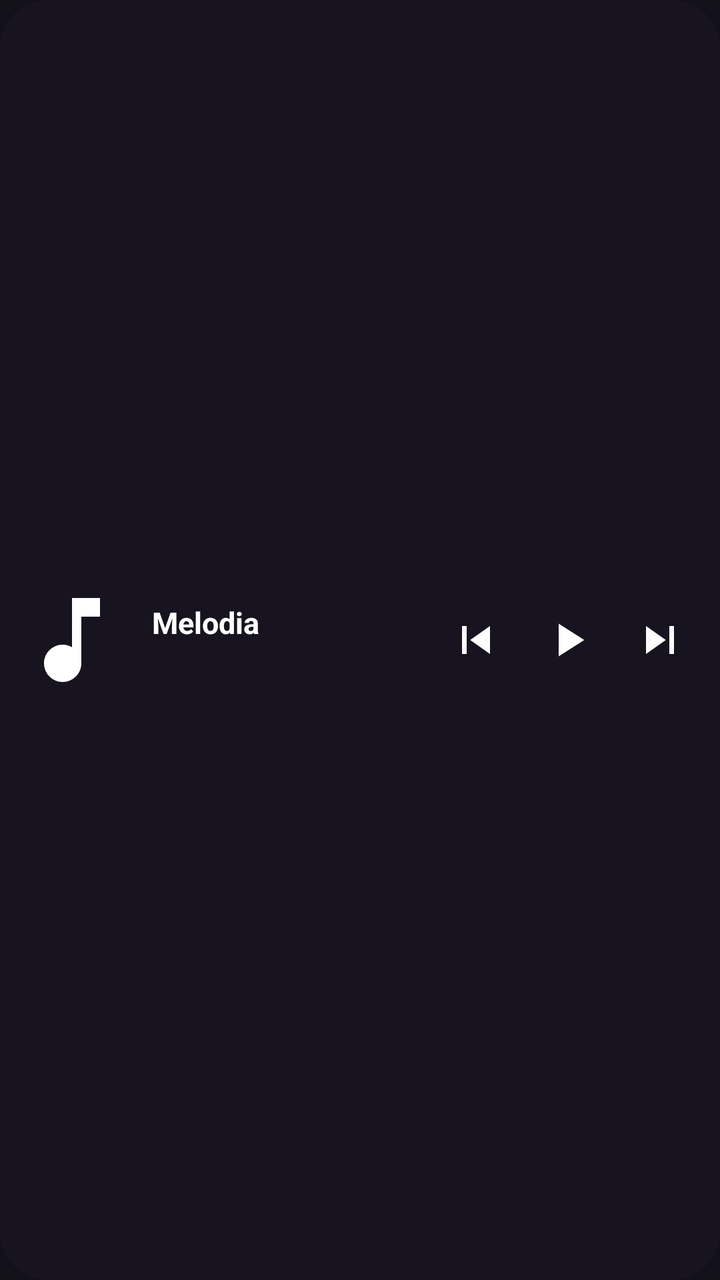
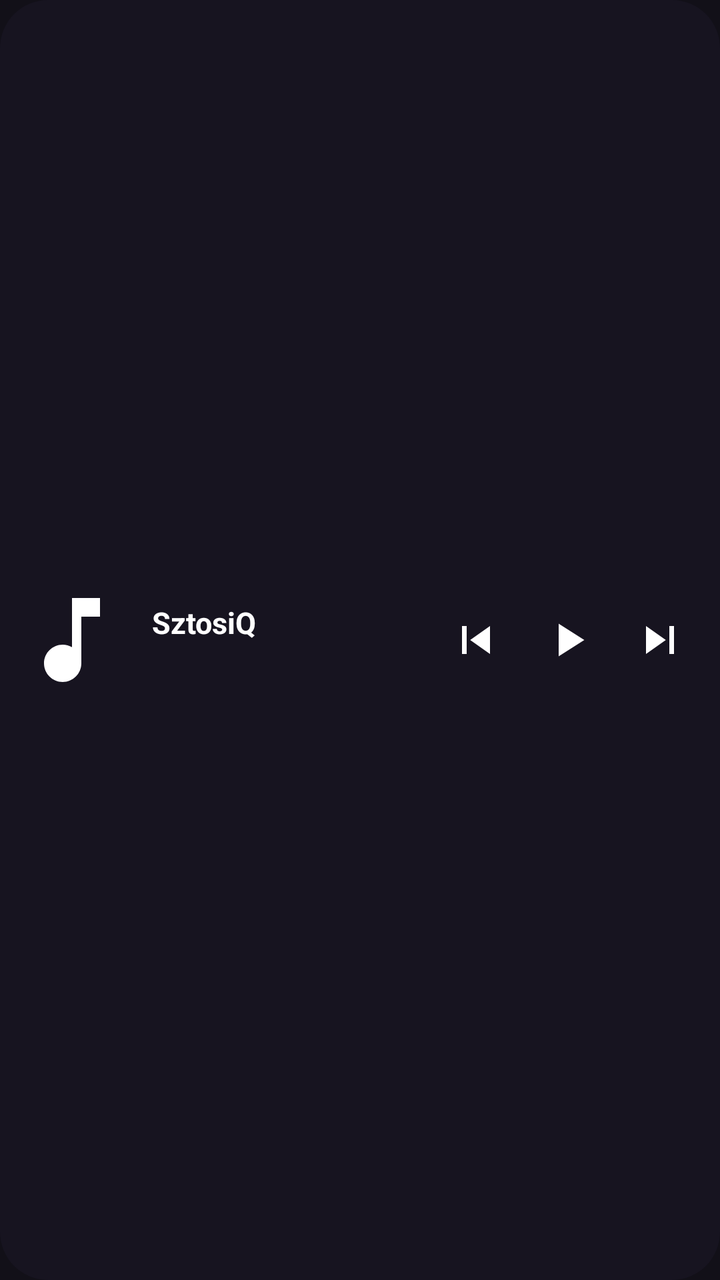

Compare the two renders of this Android layout. The source of the first and the diff that turns it into the second are given below.
<!-- AndroidManifest.xml: application theme Theme.Melodia -->
<!-- res/layout/widget_player.xml -->
<?xml version="1.0" encoding="utf-8"?>
<LinearLayout xmlns:android="http://schemas.android.com/apk/res/android"
    android:id="@+id/w_root"
    android:layout_width="match_parent"
    android:layout_height="match_parent"
    android:background="@drawable/widget_bg"
    android:gravity="center_vertical"
    android:orientation="horizontal"
    android:padding="8dp">

    <ImageView
        android:id="@+id/w_art"
        android:layout_width="56dp"
        android:layout_height="56dp"
        android:contentDescription="@null"
        android:scaleType="centerCrop"
        android:src="@drawable/ic_w_note" />

    <LinearLayout
        android:layout_width="0dp"
        android:layout_height="wrap_content"
        android:layout_weight="1"
        android:orientation="vertical"
        android:paddingStart="12dp"
        android:paddingEnd="4dp">

        <TextView
            android:id="@+id/w_title"
            android:layout_width="match_parent"
            android:layout_height="wrap_content"
            android:ellipsize="end"
            android:singleLine="true"
            android:text="Melodia"
            android:textColor="#FFFFFFFF"
            android:textSize="15sp"
            android:textStyle="bold" />

        <TextView
            android:id="@+id/w_artist"
            android:layout_width="match_parent"
            android:layout_height="wrap_content"
            android:ellipsize="end"
            android:singleLine="true"
            android:textColor="#B3FFFFFF"
            android:textSize="13sp" />
    </LinearLayout>

    <ImageButton
        android:id="@+id/w_prev"
        android:layout_width="44dp"
        android:layout_height="44dp"
        android:background="@android:color/transparent"
        android:contentDescription="Poprzedni"
        android:src="@drawable/ic_w_prev" />

    <ImageButton
        android:id="@+id/w_play"
        android:layout_width="48dp"
        android:layout_height="48dp"
        android:background="@android:color/transparent"
        android:contentDescription="Odtwórz / pauza"
        android:src="@drawable/ic_w_play" />

    <ImageButton
        android:id="@+id/w_next"
        android:layout_width="44dp"
        android:layout_height="44dp"
        android:background="@android:color/transparent"
        android:contentDescription="Następny"
        android:src="@drawable/ic_w_next" />
</LinearLayout>
<!-- resources referenced by this layout -->
<resources>
  <!-- drawable ic_w_next (drawable) -->
  <vector xmlns:android="http://schemas.android.com/apk/res/android"
      android:width="28dp"
      android:height="28dp"
      android:viewportWidth="24"
      android:viewportHeight="24">
      <path
          android:fillColor="#FFFFFFFF"
          android:pathData="M6,18l8.5,-6L6,6v12zM16,6v12h2V6h-2z" />
  </vector>
  <!-- drawable ic_w_note (drawable) -->
  <vector xmlns:android="http://schemas.android.com/apk/res/android"
      android:width="28dp"
      android:height="28dp"
      android:viewportWidth="24"
      android:viewportHeight="24">
      <path
          android:fillColor="#FFFFFFFF"
          android:pathData="M12,3v10.55c-0.59,-0.34 -1.27,-0.55 -2,-0.55 -2.21,0 -4,1.79 -4,4s1.79,4 4,4 4,-1.79 4,-4V7h4V3h-6z" />
  </vector>
  <!-- drawable ic_w_play (drawable) -->
  <vector xmlns:android="http://schemas.android.com/apk/res/android"
      android:width="28dp"
      android:height="28dp"
      android:viewportWidth="24"
      android:viewportHeight="24">
      <path
          android:fillColor="#FFFFFFFF"
          android:pathData="M8,5v14l11,-7z" />
  </vector>
  <!-- drawable ic_w_prev (drawable) -->
  <vector xmlns:android="http://schemas.android.com/apk/res/android"
      android:width="28dp"
      android:height="28dp"
      android:viewportWidth="24"
      android:viewportHeight="24">
      <path
          android:fillColor="#FFFFFFFF"
          android:pathData="M6,6h2v12H6zM9.5,12l8.5,6V6z" />
  </vector>
  <!-- drawable widget_bg (drawable) -->
  <?xml version="1.0" encoding="utf-8"?>
  <shape xmlns:android="http://schemas.android.com/apk/res/android" android:shape="rectangle">
      <solid android:color="#E6181522" />
      <corners android:radius="24dp" />
  </shape>
  <style name="Theme.Melodia" parent="android:Theme.Material.NoActionBar">
          <item name="android:windowBackground">@color/splash_bg</item>
      </style>
  <color name="splash_bg">#FF121018</color>
</resources>

<!-- the commit's change to res/layout/widget_player.xml (unified diff, before → after) -->
@@ -30,7 +30,7 @@
             android:layout_height="wrap_content"
             android:ellipsize="end"
             android:singleLine="true"
-            android:text="Melodia"
+            android:text="SztosiQ"
             android:textColor="#FFFFFFFF"
             android:textSize="15sp"
             android:textStyle="bold" />
